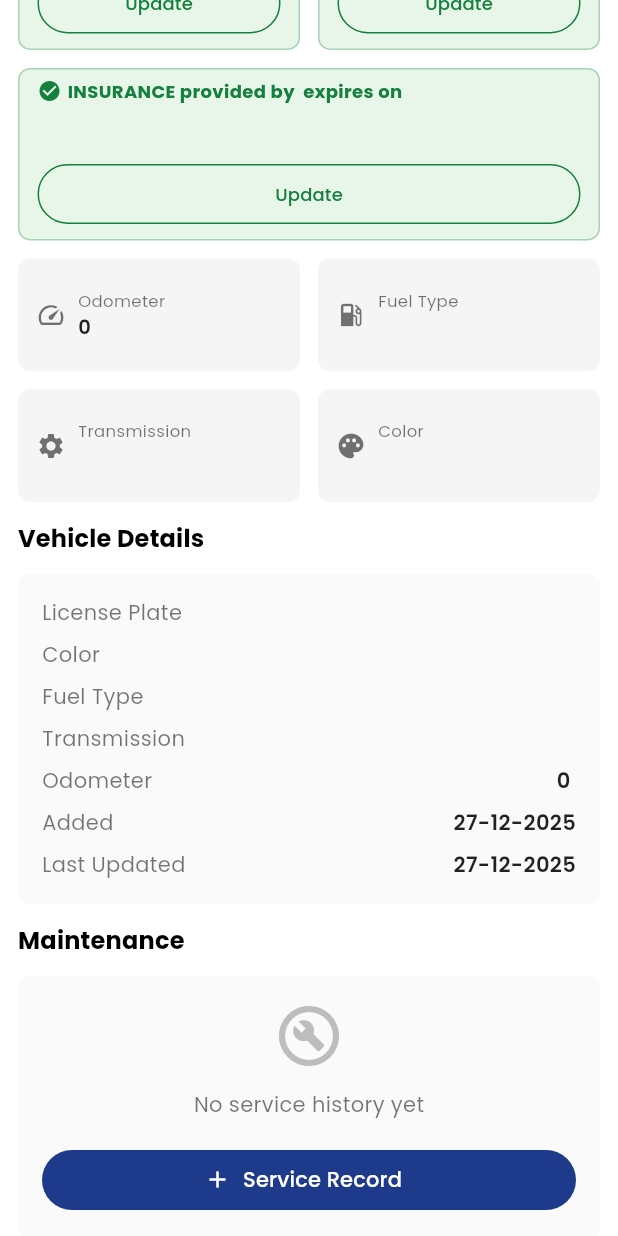
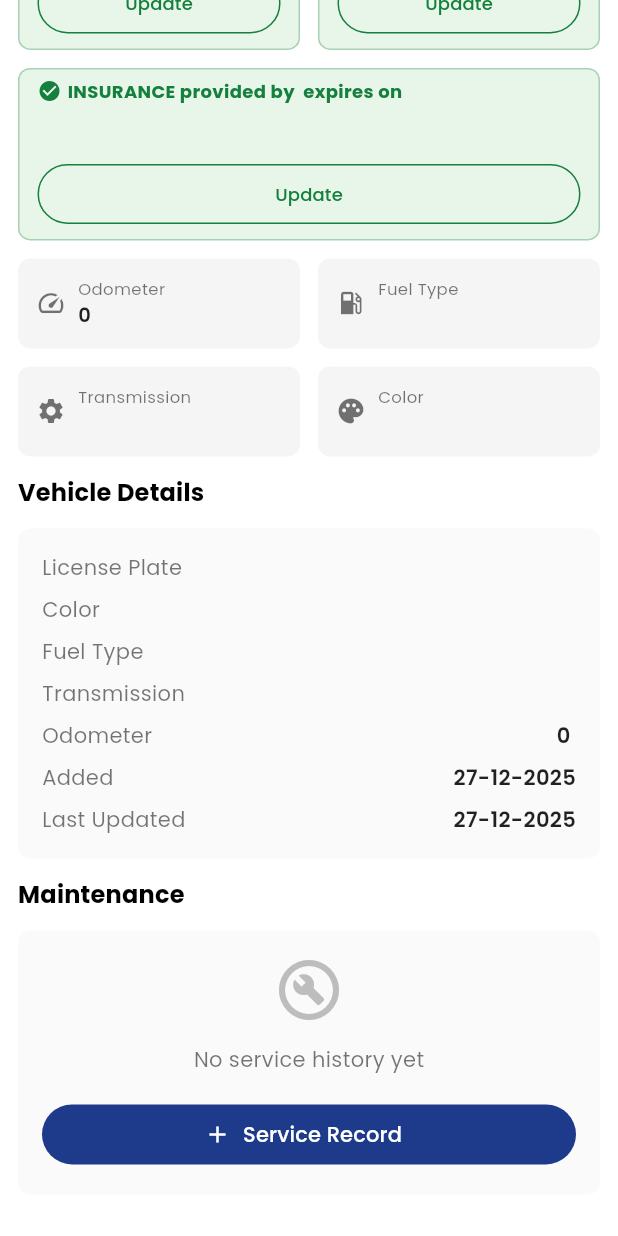
Before and after one commit to joengelena/aurae-beauty-app, a Flutter app: the VehicleDetailPage widget shown alone on an empty page, opened directly with empty values, scrolled down 399 dp, on a phone screen of 412 x 824 dp. Run offline on Flutter 3.47's test engine with Material 3 defaults, Android fonts, the phone set to English and light mode, and no system bars; our stand-ins replace flutter_local_notifications, flutter_secure_storage, go_router, image_picker, smooth_page_indicator, timezone; missing offline and left inert: fetch_client; accounts and stored records are empty; network calls fail.

Commit message:
Consistent layout for the details

```diff
--- a/lib/presentation/pages/vehicle_detail_page.dart
+++ b/lib/presentation/pages/vehicle_detail_page.dart
@@ -265,15 +265,18 @@ class _VehicleDetailPageState extends State<VehicleDetailPage> {
               ),
 
               // Key Specs Grid
-              GridView.count(
+              GridView.builder(
                 shrinkWrap: true,
                 physics: NeverScrollableScrollPhysics(),
+                gridDelegate: SliverGridDelegateWithFixedCrossAxisCount(
                   crossAxisCount: 2,
                   mainAxisSpacing: 12,
                   crossAxisSpacing: 12,
-                childAspectRatio: 2.5,
-                children:
-                    keySpecs.map((spec) {
+                  mainAxisExtent: 60,
+                ),
+                itemCount: keySpecs.length,
+                itemBuilder: (context, index) {
+                  final spec = keySpecs[index];
                   return Container(
                     padding: EdgeInsets.all(12),
                     decoration: BoxDecoration(
@@ -314,7 +317,7 @@ class _VehicleDetailPageState extends State<VehicleDetailPage> {
                       ],
                     ),
                   );
-                    }).toList(),
+                },
               ),
 
               // Vehicle Details Section
```
Lines whose indentation alone changed are shown as unchanged.
